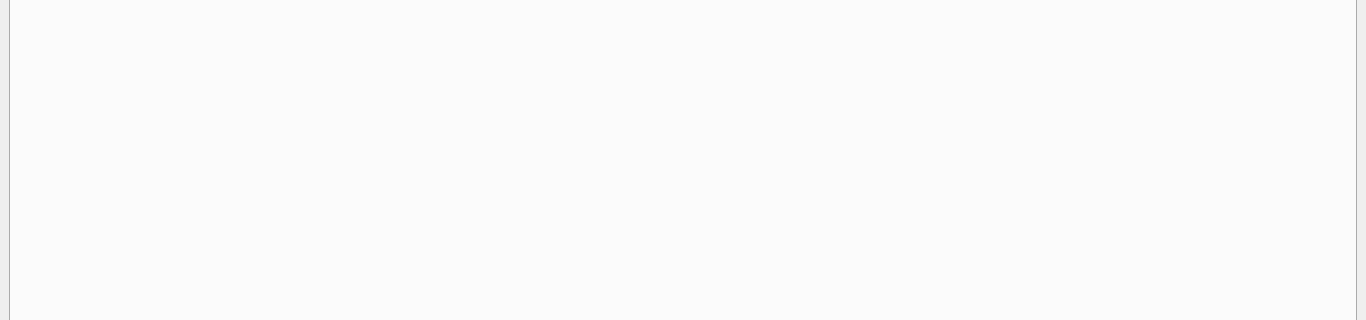
Old version of the form ui/main.ui in the repository somexlab/fastddm; both pictures show x 0 to 1366 and y 225 to 545 of the 1366 by 768 pixel window.
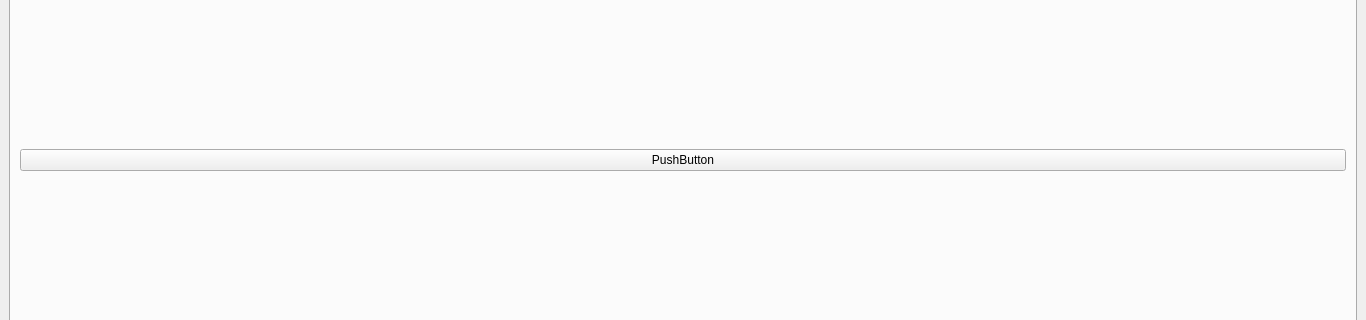
New version of the form.

Commit message: DEV: Allow to load ui without conversion

Diff of the .ui file:
```diff
--- a/ui/main.ui
+++ b/ui/main.ui
@@ -11,7 +11,7 @@
    </rect>
   </property>
   <property name="sizePolicy">
-   <sizepolicy hsizetype="Preferred" vsizetype="Preferred">
+   <sizepolicy hsizetype="Maximum" vsizetype="Preferred">
     <horstretch>0</horstretch>
     <verstretch>0</verstretch>
    </sizepolicy>
@@ -22,16 +22,32 @@
   <widget class="QWidget" name="centralwidget">
    <layout class="QGridLayout" name="gridLayout">
     <item row="0" column="0">
-     <layout class="QVBoxLayout" name="verticalLayout_2">
+     <layout class="QVBoxLayout" name="verticalLayout">
       <item>
        <widget class="QTabWidget" name="tabWidget">
-        <property name="currentIndex">
-         <number>0</number>
+        <property name="sizePolicy">
+         <sizepolicy hsizetype="Preferred" vsizetype="Preferred">
+          <horstretch>0</horstretch>
+          <verstretch>0</verstretch>
+         </sizepolicy>
         </property>
         <widget class="QWidget" name="tab_3">
          <attribute name="title">
           <string>Tab 1</string>
          </attribute>
+         <layout class="QGridLayout" name="gridLayout_2">
+          <item row="0" column="0">
+           <layout class="QVBoxLayout" name="verticalLayout_2">
+            <item>
+             <widget class="QPushButton" name="pushButton">
+              <property name="text">
+               <string>PushButton</string>
+              </property>
+             </widget>
+            </item>
+           </layout>
+          </item>
+         </layout>
         </widget>
         <widget class="QWidget" name="tab_4">
          <attribute name="title">
```
Left out of the diff: 4 changed lines with no effect on the pictures. The commit also changes 2 other files.
